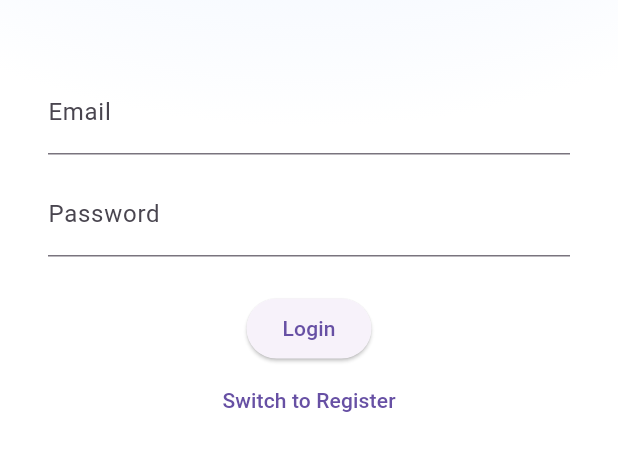
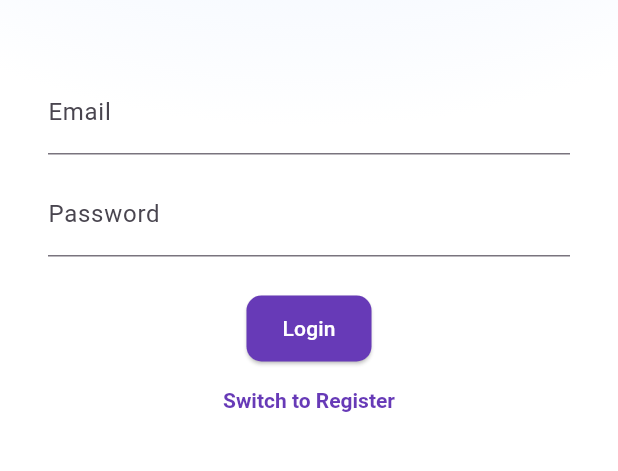
Before and after one commit to Nswa/genesis_f1, a Flutter app: the screen it shows after launch, on a phone screen of 412 x 824 dp, the part 441-912 px from its top. Run offline on Flutter 3.47's test engine with Material 3 defaults, Android fonts, the phone set to English and light mode, and no system bars; our stand-ins replace firebase_auth, firebase_core; accounts and stored records are empty; Roboto replaces fonts that are missing (Georgia).

Commit message:
fixed theming responsiveness

```diff
--- a/lib/theme.dart
+++ b/lib/theme.dart
@@ -1,6 +1,37 @@
 import 'package:flutter/material.dart';
 
+final lightTheme = ThemeData(
+  useMaterial3: true,
+  brightness: Brightness.light,
+  scaffoldBackgroundColor: Colors.white,
+  fontFamily: 'Georgia',
+  textTheme: const TextTheme(
+    displayLarge: TextStyle(
+      fontFamily: 'IBM Plex Sans',
+      fontWeight: FontWeight.w500,
+      fontSize: 48,
+      letterSpacing: -1,
+      color: Colors.black,
+    ),
+  ),
+  elevatedButtonTheme: ElevatedButtonThemeData(
+    style: ElevatedButton.styleFrom(
+      backgroundColor: Colors.deepPurple,
+      foregroundColor: Colors.white,
+      shape: RoundedRectangleBorder(borderRadius: BorderRadius.circular(10)),
+      padding: const EdgeInsets.symmetric(horizontal: 24, vertical: 12),
+    ),
+  ),
+  textButtonTheme: TextButtonThemeData(
+    style: TextButton.styleFrom(
+      foregroundColor: Colors.deepPurple,
+      textStyle: const TextStyle(fontWeight: FontWeight.w600),
+    ),
+  ),
+);
+
 final darkTheme = ThemeData(
+  useMaterial3: true,
   brightness: Brightness.dark,
   scaffoldBackgroundColor: Colors.black,
   fontFamily: 'Georgia',
@@ -12,34 +43,19 @@ final darkTheme = ThemeData(
       letterSpacing: -1,
       color: Colors.white,
     ),
-    bodyLarge: TextStyle(color: Colors.white),
-    bodyMedium: TextStyle(color: Colors.white70),
-    bodySmall: TextStyle(color: Colors.white60),
-    labelSmall: TextStyle(color: Colors.white38),
   ),
-  hintColor: Colors.white30,
-  iconTheme: IconThemeData(color: Colors.white54),
-  dividerColor: Colors.white12,
+  elevatedButtonTheme: ElevatedButtonThemeData(
+    style: ElevatedButton.styleFrom(
+      backgroundColor: Colors.deepPurple,
+      foregroundColor: Colors.white,
+      shape: RoundedRectangleBorder(borderRadius: BorderRadius.circular(10)),
+      padding: const EdgeInsets.symmetric(horizontal: 24, vertical: 12),
+    ),
+  ),
+  textButtonTheme: TextButtonThemeData(
+    style: TextButton.styleFrom(
+      foregroundColor: Colors.deepPurple[200],
+      textStyle: const TextStyle(fontWeight: FontWeight.w600),
+    ),
+  ),
 );
-
-final lightTheme = ThemeData(
-  brightness: Brightness.light,
-  scaffoldBackgroundColor: Colors.white,
-  fontFamily: 'Georgia',
-  textTheme: const TextTheme(
-    displayLarge: TextStyle(
-      fontFamily: 'IBM Plex Sans',
-      fontWeight: FontWeight.w500,
-      fontSize: 48,
-      letterSpacing: -1,
-      color: Colors.black,
-    ),
-    bodyLarge: TextStyle(color: Colors.black),
-    bodyMedium: TextStyle(color: Colors.black87),
-    bodySmall: TextStyle(color: Colors.black54),
-    labelSmall: TextStyle(color: Colors.black38),
-  ),
-  hintColor: Colors.black26,
-  iconTheme: IconThemeData(color: Colors.black45),
-  dividerColor: Colors.black12,
-);
```
